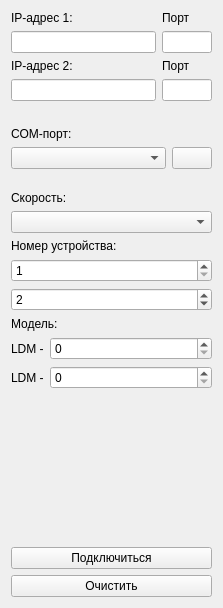
Qt form connectionpanel.ui (cotara/ZASIViewer) before a commit.
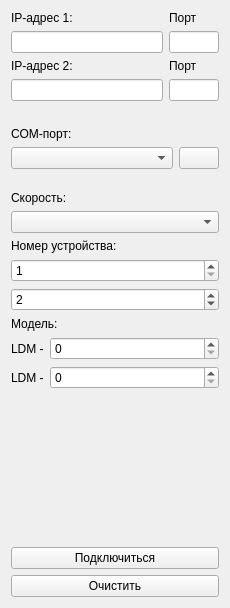
The same form after that commit. Icons and pictures are not drawn.

What changed in the file:
```diff
--- a/connectionpanel.ui
+++ b/connectionpanel.ui
@@ -6,10 +6,28 @@
    <rect>
     <x>0</x>
     <y>0</y>
-    <width>223</width>
+    <width>230</width>
     <height>608</height>
    </rect>
   </property>
+  <property name="sizePolicy">
+   <sizepolicy hsizetype="Fixed" vsizetype="Preferred">
+    <horstretch>0</horstretch>
+    <verstretch>0</verstretch>
+   </sizepolicy>
+  </property>
+  <property name="minimumSize">
+   <size>
+    <width>230</width>
+    <height>0</height>
+   </size>
+  </property>
+  <property name="maximumSize">
+   <size>
+    <width>230</width>
+    <height>16777215</height>
+   </size>
+  </property>
   <property name="windowTitle">
    <string>Form</string>
   </property>
@@ -22,7 +40,7 @@
     </widget>
    </item>
    <item row="2" column="0">
-    <layout class="QHBoxLayout" name="horizontalLayout_3">
+    <layout class="QHBoxLayout" name="horizontalLayout_3" stretch="2,1">
      <item>
       <layout class="QVBoxLayout" name="verticalLayout_2">
        <item>
@@ -36,7 +54,14 @@
         </widget>
        </item>
        <item>
-        <widget class="QLineEdit" name="ipAdd"/>
+        <widget class="QLineEdit" name="ipAdd">
+         <property name="sizePolicy">
+          <sizepolicy hsizetype="Expanding" vsizetype="Preferred">
+           <horstretch>0</horstretch>
+           <verstretch>0</verstretch>
+          </sizepolicy>
+         </property>
+        </widget>
        </item>
       </layout>
      </item>
@@ -45,7 +70,7 @@
        <item>
         <widget class="QLabel" name="portLabel">
          <property name="sizePolicy">
-          <sizepolicy hsizetype="Fixed" vsizetype="Preferred">
+          <sizepolicy hsizetype="Preferred" vsizetype="Preferred">
            <horstretch>0</horstretch>
            <verstretch>0</verstretch>
           </sizepolicy>
@@ -58,7 +83,7 @@
        <item>
         <widget class="QLineEdit" name="port">
          <property name="sizePolicy">
-          <sizepolicy hsizetype="Fixed" vsizetype="Fixed">
+          <sizepolicy hsizetype="Preferred" vsizetype="Preferred">
            <horstretch>0</horstretch>
            <verstretch>0</verstretch>
           </sizepolicy>
@@ -236,7 +261,7 @@
     </layout>
    </item>
    <item row="3" column="0">
-    <layout class="QHBoxLayout" name="horizontalLayout_5">
+    <layout class="QHBoxLayout" name="horizontalLayout_5" stretch="2,1">
      <item>
       <layout class="QVBoxLayout" name="verticalLayout_4">
        <item>
@@ -247,7 +272,14 @@
         </widget>
        </item>
        <item>
-        <widget class="QLineEdit" name="ipAdd2"/>
+        <widget class="QLineEdit" name="ipAdd2">
+         <property name="sizePolicy">
+          <sizepolicy hsizetype="Preferred" vsizetype="Preferred">
+           <horstretch>0</horstretch>
+           <verstretch>0</verstretch>
+          </sizepolicy>
+         </property>
+        </widget>
        </item>
       </layout>
      </item>
@@ -256,7 +288,7 @@
        <item>
         <widget class="QLabel" name="portLabel2">
          <property name="sizePolicy">
-          <sizepolicy hsizetype="Fixed" vsizetype="Preferred">
+          <sizepolicy hsizetype="Preferred" vsizetype="Preferred">
            <horstretch>0</horstretch>
            <verstretch>0</verstretch>
           </sizepolicy>
@@ -269,7 +301,7 @@
        <item>
         <widget class="QLineEdit" name="port2">
          <property name="sizePolicy">
-          <sizepolicy hsizetype="Fixed" vsizetype="Fixed">
+          <sizepolicy hsizetype="Preferred" vsizetype="Preferred">
            <horstretch>0</horstretch>
            <verstretch>0</verstretch>
           </sizepolicy>
```
